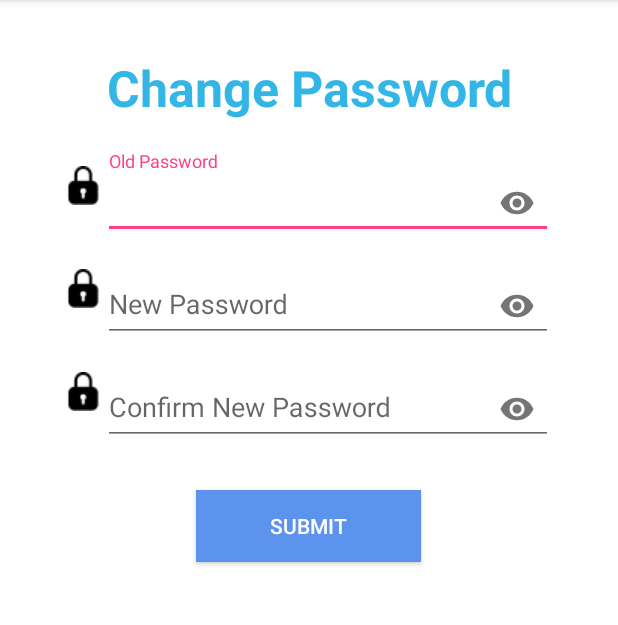
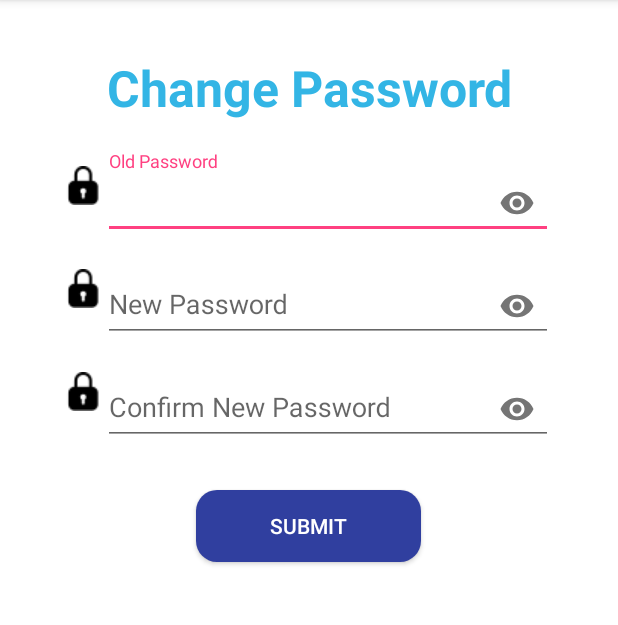
Before and after one commit to Ravi-Tulsi-Zala/Tech-Intellect, an Android app: the ChangePassword screen opened directly, with no data from a screen before it, on a phone screen of 412 x 824 dp, the part 84-709 px from its top. Run offline under Robolectric (Android 15) with nearby library versions, the phone set to English and light mode, and no system bars; our stand-ins replace Firebase (no records; nobody signed in at launch, a user with empty details on screens opened directly).

Commit message:
Updated button of Change Password and Forgot Password for consistent UI

```diff
--- a/app/src/main/res/layout/change_password.xml
+++ b/app/src/main/res/layout/change_password.xml
@@ -122,9 +122,9 @@
         android:layout_marginTop="20dp"
         android:layout_gravity="center_horizontal"
         android:id="@+id/cp_submitBtn"
-        android:background="#5c93ed"
         android:text="@string/submitBtnStr"
-        android:textColor="#fff" />
+        android:background="@drawable/button_shape"
+        android:textColor="#ffffff" />
 
     <TextView
         android:id="@+id/guestError"
--- a/app/src/main/res/layout/forgot_password.xml
+++ b/app/src/main/res/layout/forgot_password.xml
@@ -78,8 +78,8 @@
         android:layout_marginTop="20dp"
         android:layout_gravity="center_horizontal"
         android:id="@+id/fp_submitBtn"
-        android:background="#5c93ed"
         android:text="@string/submitBtnStr"
-        android:textColor="#fff" />
+        android:background="@drawable/button_shape"
+        android:textColor="#ffffff" />
 
 </LinearLayout>
```
